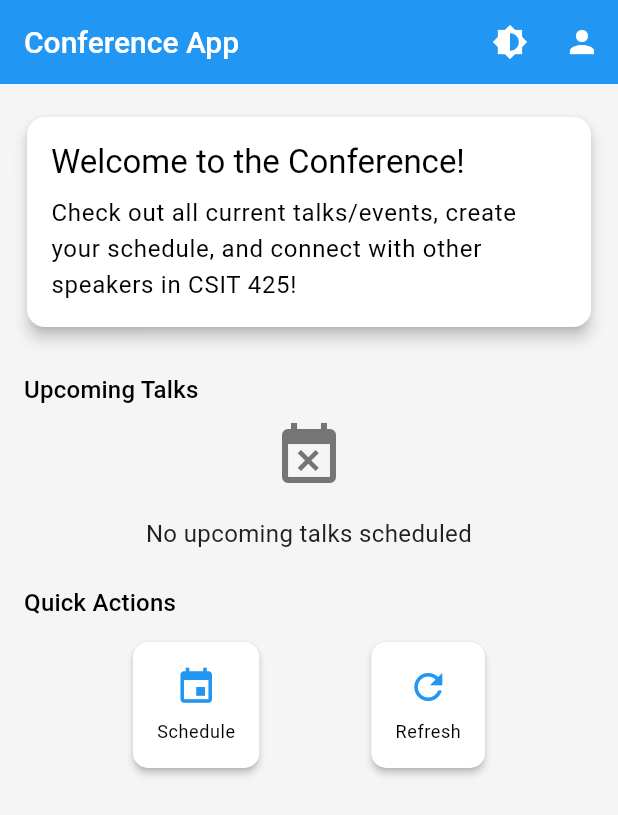
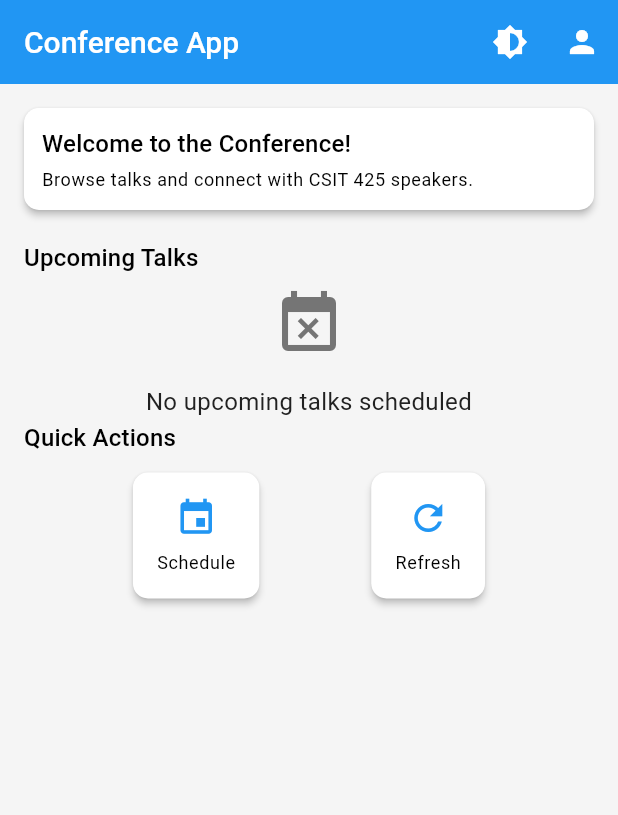
Before and after one commit to finn1817/confernece_app, a Flutter app: the screen it shows after launch, on a phone screen of 412 x 824 dp. Shown: the top 815 px of the screen. Run offline on Flutter 3.47's test engine with Material 3 defaults, Android fonts, the phone set to English and light mode, and no system bars; our stand-ins replace cloud_firestore, firebase_core; accounts and stored records are empty.

Commit message:
fix upcoming

```diff
--- a/lib/screens/home_screen.dart
+++ b/lib/screens/home_screen.dart
@@ -192,7 +192,7 @@ class _HomeScreenState extends State<HomeScreen> with WidgetsBindingObserver {
                     if (isAdmin)
                       Container(
                         width: double.infinity,
-                        margin: const EdgeInsets.only(bottom: 16),
+                        margin: const EdgeInsets.only(bottom: 8),
                         padding: const EdgeInsets.symmetric(
                             vertical: 10, horizontal: 16),
                         decoration: BoxDecoration(
@@ -216,38 +216,42 @@ class _HomeScreenState extends State<HomeScreen> with WidgetsBindingObserver {
                         ),
                       ),
 
-                    Card(
-                      elevation: 4,
+                    SizedBox(
+                      width: double.infinity, // ensures full width
+                      child: Card(
+                        elevation: 2,
+                        margin: const EdgeInsets.only(bottom: 8),
                         shape: RoundedRectangleBorder(
-                        borderRadius: BorderRadius.circular(12),
+                          borderRadius: BorderRadius.circular(10),
                         ),
                         child: Padding(
-                        padding: const EdgeInsets.all(16.0),
+                          padding: const EdgeInsets.all(12.0),
                           child: Column(
                             crossAxisAlignment: CrossAxisAlignment.start,
                               children: [
                                 Text(
                                   'Welcome to the Conference!',
-                              style: Theme.of(context).textTheme.titleLarge,
+                                  style: Theme.of(context).textTheme.titleMedium,
                                 ),
-                            const SizedBox(height: 8),
+                                const SizedBox(height: 4),
                                 Text(
-                              'Check out all current talks/events, create your schedule, and connect with other speakers in CSIT 425!',
-                              style: Theme.of(context).textTheme.bodyLarge,
+                                  'Browse talks and connect with CSIT 425 speakers.',
+                                  style: Theme.of(context).textTheme.bodySmall,
                                 ),
                               ],
                             ),
                           ),
                         ),
+                    ),
 
-                    const SizedBox(height: 24),
+                    const SizedBox(height: 12),
                     Text('Upcoming Talks', style: Theme.of(context).textTheme.titleMedium),
                     const SizedBox(height: 8),
 
 
                     if (upcomingTalksCount > 0)
                       SizedBox(
-                        height: 460, // fits 3 cards and spacing cleanly
+                        height: 400, // fits 3 cards and spacing cleanly
                         child: ListView.builder(
                           itemCount: talks.length >= 3 ? 3 : talks.length,
                           physics: const NeverScrollableScrollPhysics(), // prevents double scrolling
@@ -260,9 +264,9 @@ class _HomeScreenState extends State<HomeScreen> with WidgetsBindingObserver {
                       icon: Icons.event_busy,
                       ),
 
-                    const SizedBox(height: 24),
+                    const SizedBox(height: 2),
                     Text('Quick Actions', style: Theme.of(context).textTheme.titleMedium),
-                    const SizedBox(height: 8),
+                    const SizedBox(height: 5),
 
                     Row(
                       mainAxisAlignment: MainAxisAlignment.spaceEvenly,
@@ -379,7 +383,7 @@ class _HomeScreenState extends State<HomeScreen> with WidgetsBindingObserver {
 
     return Card(
       elevation: 3,
-      margin: const EdgeInsets.symmetric(vertical: 6), // was 8
+      margin: const EdgeInsets.symmetric(vertical: 4), // was 8
       shape: RoundedRectangleBorder(
         borderRadius: BorderRadius.circular(10),
         side: BorderSide(color: talkColor, width: 2),
@@ -398,7 +402,7 @@ class _HomeScreenState extends State<HomeScreen> with WidgetsBindingObserver {
           );
         },
         child: Padding(
-          padding: const EdgeInsets.all(12.0), // smaller inner padding
+          padding: const EdgeInsets.symmetric(vertical: 6, horizontal: 10), // smaller inner padding
           child: Column(
             crossAxisAlignment: CrossAxisAlignment.start,
             children: [
@@ -444,27 +448,29 @@ class _HomeScreenState extends State<HomeScreen> with WidgetsBindingObserver {
               ),
               const SizedBox(height: 4),
 Row(
+  crossAxisAlignment: CrossAxisAlignment.center,
+  mainAxisAlignment: MainAxisAlignment.spaceBetween,
   children: [
-                  const Icon(Icons.access_time,
-                      size: 16,
-                      color:
-                          AppTheme.textSecondaryColor),
+    Expanded(
+      child: Row(
+        children: [
+          const Icon(Icons.access_time, size: 14, color: AppTheme.textSecondaryColor),
           const SizedBox(width: 4),
-                  Text(talk['time'] ?? 'TBD',
-                      style: Theme.of(context).textTheme.bodySmall),
+          Text(talk['time'] ?? 'TBD', style: Theme.of(context).textTheme.bodySmall),
           const SizedBox(width: 16),
-                  const Icon(Icons.location_on,
-                      size: 16,
-                      color:
-                          AppTheme.textSecondaryColor),
+          const Icon(Icons.location_on, size: 14, color: AppTheme.textSecondaryColor),
           const SizedBox(width: 4),
-                  Text(talk['location'] ?? 'TBD',
-                      style: Theme.of(context).textTheme.bodySmall),
+          Flexible(
+            child: Text(
+              talk['location'] ?? 'TBD',
+              style: Theme.of(context).textTheme.bodySmall,
+              overflow: TextOverflow.ellipsis,
+            ),
+          ),
         ],
       ),
-              const SizedBox(height: 8),
-
-
+    ),
+    const SizedBox(width: 8),
     CommonWidgets.appButton(
       text: 'View Details',
       onPressed: () {
@@ -473,13 +479,14 @@ class _HomeScreenState extends State<HomeScreen> with WidgetsBindingObserver {
           talk: talk,
           isAdmin: isAdmin,
           onUpdate: (updatedTalk) {
-                      _firebaseService.updateTalk(
-                          updatedTalk['id'], updatedTalk);
+            _firebaseService.updateTalk(updatedTalk['id'], updatedTalk);
             _loadData();
           },
         );
       },
       isOutlined: true,
+    ),
+  ],
 ),
             ],
           ),
@@ -494,7 +501,7 @@ class _HomeScreenState extends State<HomeScreen> with WidgetsBindingObserver {
   required VoidCallback onTap,
 }) {
   return KeyedSubtree(
-    key: UniqueKey(), // 👈 prevents GlobalKey duplication issues
+    key: UniqueKey(), // prevents GlobalKey duplication issues
     child: InkWell(
       onTap: onTap,
       child: Card(
```
Lines whose indentation alone changed are shown as unchanged.
